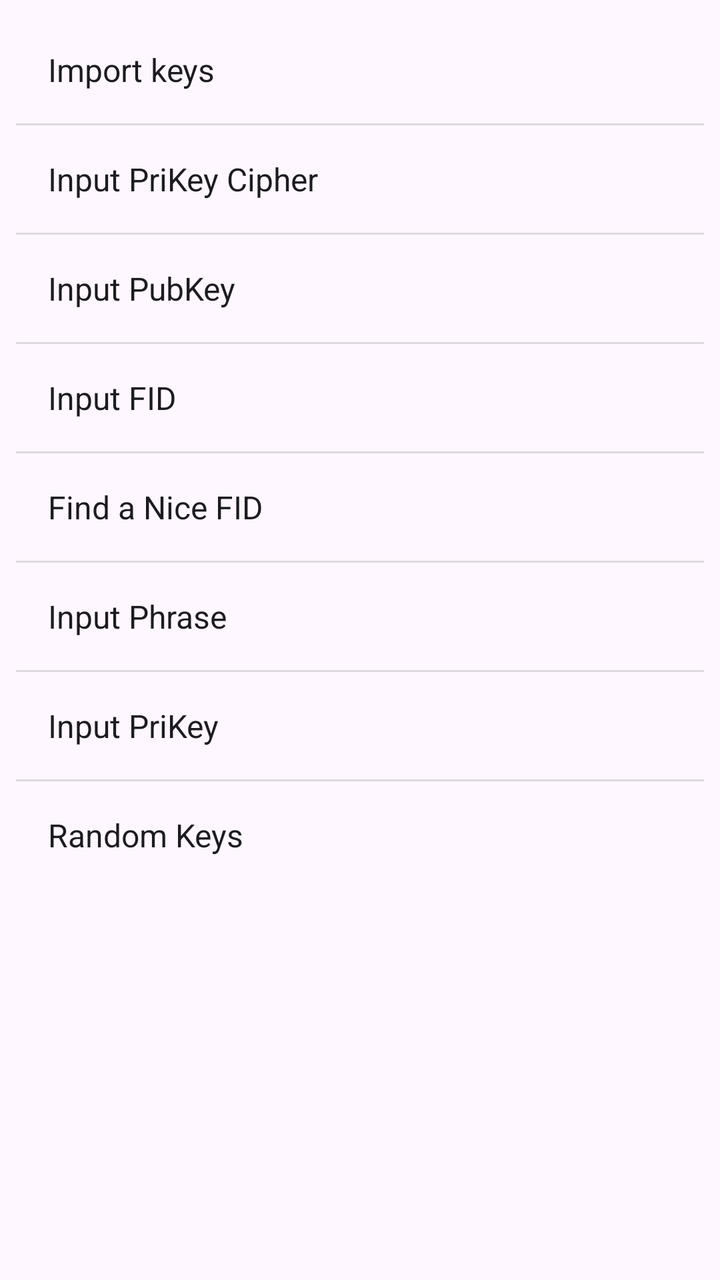
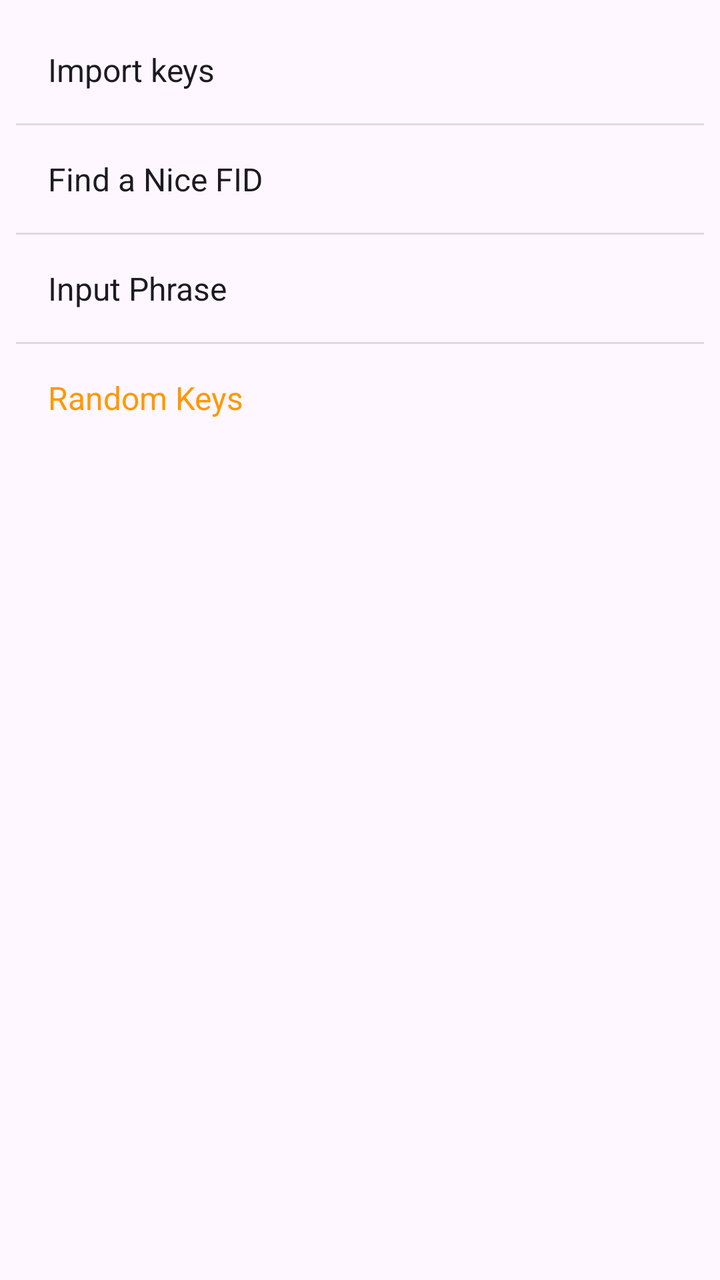

Before-and-after screenshots of an Android layout around one commit, followed by the original layout XML and the change that was made.
<!-- AndroidManifest.xml: application theme Theme.Freer -->
<!-- res/layout/popup_menu_create.xml -->
<?xml version="1.0" encoding="utf-8"?>
<LinearLayout xmlns:android="http://schemas.android.com/apk/res/android"
    android:layout_width="wrap_content"
    android:layout_height="wrap_content"
    android:orientation="vertical"
    android:background="?android:attr/colorBackground"
    android:padding="8dp">

    <TextView
        android:id="@+id/import_keys"
        android:layout_width="match_parent"
        android:layout_height="wrap_content"
        android:padding="16dp"
        android:text="@string/import_keys"
        android:textSize="16sp"
        android:textColor="?android:attr/textColorPrimary"
        android:background="?attr/selectableItemBackground"/>

    <View
        android:layout_width="match_parent"
        android:layout_height="1dp"
        android:background="?android:attr/listDivider"/>

    <TextView
        android:id="@+id/from_pri_key_cipher"
        android:layout_width="match_parent"
        android:layout_height="wrap_content"
        android:padding="16dp"
        android:text="@string/Input_prikey_cipher"
        android:textSize="16sp"
        android:textColor="?android:attr/textColorPrimary"
        android:background="?attr/selectableItemBackground"/>

    <View
        android:layout_width="match_parent"
        android:layout_height="1dp"
        android:background="?android:attr/listDivider"/>

    <TextView
        android:id="@+id/from_pub_key"
        android:layout_width="match_parent"
        android:layout_height="wrap_content"
        android:padding="16dp"
        android:text="@string/Input_pubkey"
        android:textSize="16sp"
        android:textColor="?android:attr/textColorPrimary"
        android:background="?attr/selectableItemBackground"/>

    <View
        android:layout_width="match_parent"
        android:layout_height="1dp"
        android:background="?android:attr/listDivider"/>

    <TextView
        android:id="@+id/input_fid"
        android:layout_width="match_parent"
        android:layout_height="wrap_content"
        android:padding="16dp"
        android:text="@string/input_fid"
        android:textSize="16sp"
        android:textColor="?android:attr/textColorPrimary"
        android:background="?attr/selectableItemBackground"/>

    <View
        android:layout_width="match_parent"
        android:layout_height="1dp"
        android:background="?android:attr/listDivider"/>

    <TextView
        android:id="@+id/find_nice_fid"
        android:layout_width="match_parent"
        android:layout_height="wrap_content"
        android:padding="16dp"
        android:text="@string/find_a_nice_fid"
        android:textSize="16sp"
        android:textColor="?android:attr/textColorPrimary"
        android:background="?attr/selectableItemBackground"/>

    <View
        android:layout_width="match_parent"
        android:layout_height="1dp"
        android:background="?android:attr/listDivider"/>

    <TextView
        android:id="@+id/input_phrase"
        android:layout_width="match_parent"
        android:layout_height="wrap_content"
        android:padding="16dp"
        android:text="@string/input_phrase"
        android:textSize="16sp"
        android:textColor="?android:attr/textColorPrimary"
        android:background="?attr/selectableItemBackground"/>

    <View
        android:layout_width="match_parent"
        android:layout_height="1dp"
        android:background="?android:attr/listDivider"/>
    <TextView
        android:id="@+id/from_pri_key"
        android:layout_width="match_parent"
        android:layout_height="wrap_content"
        android:padding="16dp"
        android:text="@string/Input_prikey"
        android:textSize="16sp"
        android:textColor="?android:attr/textColorPrimary"
        android:background="?attr/selectableItemBackground"/>

    <View
        android:layout_width="match_parent"
        android:layout_height="1dp"
        android:background="?android:attr/listDivider"/>

    <TextView
        android:id="@+id/create_new_keys"
        android:layout_width="match_parent"
        android:layout_height="wrap_content"
        android:padding="16dp"
        android:text="@string/random_keys"
        android:textSize="16sp"
        android:textColor="?android:attr/textColorPrimary"
        android:background="?attr/selectableItemBackground"/>

</LinearLayout>
<!-- resources referenced by this layout -->
<resources>
  <string name="Input_prikey">Input PriKey</string>
  <string name="Input_prikey_cipher">Input PriKey Cipher</string>
  <string name="Input_pubkey">Input PubKey</string>
  <string name="find_a_nice_fid">Find a Nice FID</string>
  <string name="import_keys">Import keys</string>
  <string name="input_fid">Input FID</string>
  <string name="input_phrase">Input Phrase</string>
  <string name="random_keys">Random Keys</string>
  <style name="Theme.Freer" parent="Base.Theme.Freer" />
  <style name="Base.Theme.Freer" parent="Theme.Material3.DayNight.NoActionBar">
          <item name="colorPrimary">#2196F3</item>
          <item name="colorAccent">#2196F3</item>
          <item name="android:windowBackground">#FFFFFF</item>
          
          <item name="android:windowLayoutInDisplayCutoutMode">shortEdges</item>
          <item name="android:enforceNavigationBarContrast">false</item>
          <item name="android:enforceStatusBarContrast">false</item>
          <item name="android:statusBarColor">@android:color/transparent</item>
          <item name="android:navigationBarColor">@android:color/transparent</item>
          <item name="android:windowLightStatusBar">true</item>
          <item name="android:windowLightNavigationBar">true</item>
      </style>
</resources>

<!-- the commit's change to res/layout/popup_menu_create.xml (unified diff, before → after) -->
@@ -12,51 +12,6 @@
         android:layout_height="wrap_content"
         android:padding="16dp"
         android:text="@string/import_keys"
-        android:textSize="16sp"
-        android:textColor="?android:attr/textColorPrimary"
-        android:background="?attr/selectableItemBackground"/>
-
-    <View
-        android:layout_width="match_parent"
-        android:layout_height="1dp"
-        android:background="?android:attr/listDivider"/>
-
-    <TextView
-        android:id="@+id/from_pri_key_cipher"
-        android:layout_width="match_parent"
-        android:layout_height="wrap_content"
-        android:padding="16dp"
-        android:text="@string/Input_prikey_cipher"
-        android:textSize="16sp"
-        android:textColor="?android:attr/textColorPrimary"
-        android:background="?attr/selectableItemBackground"/>
-
-    <View
-        android:layout_width="match_parent"
-        android:layout_height="1dp"
-        android:background="?android:attr/listDivider"/>
-
-    <TextView
-        android:id="@+id/from_pub_key"
-        android:layout_width="match_parent"
-        android:layout_height="wrap_content"
-        android:padding="16dp"
-        android:text="@string/Input_pubkey"
-        android:textSize="16sp"
-        android:textColor="?android:attr/textColorPrimary"
-        android:background="?attr/selectableItemBackground"/>
-
-    <View
-        android:layout_width="match_parent"
-        android:layout_height="1dp"
-        android:background="?android:attr/listDivider"/>
-
-    <TextView
-        android:id="@+id/input_fid"
-        android:layout_width="match_parent"
-        android:layout_height="wrap_content"
-        android:padding="16dp"
-        android:text="@string/input_fid"
         android:textSize="16sp"
         android:textColor="?android:attr/textColorPrimary"
         android:background="?attr/selectableItemBackground"/>
@@ -95,20 +50,6 @@
         android:layout_width="match_parent"
         android:layout_height="1dp"
         android:background="?android:attr/listDivider"/>
-    <TextView
-        android:id="@+id/from_pri_key"
-        android:layout_width="match_parent"
-        android:layout_height="wrap_content"
-        android:padding="16dp"
-        android:text="@string/Input_prikey"
-        android:textSize="16sp"
-        android:textColor="?android:attr/textColorPrimary"
-        android:background="?attr/selectableItemBackground"/>
-
-    <View
-        android:layout_width="match_parent"
-        android:layout_height="1dp"
-        android:background="?android:attr/listDivider"/>
 
     <TextView
         android:id="@+id/create_new_keys"
@@ -117,7 +58,7 @@
         android:padding="16dp"
         android:text="@string/random_keys"
         android:textSize="16sp"
-        android:textColor="?android:attr/textColorPrimary"
+        android:textColor="@color/warning_color"
         android:background="?attr/selectableItemBackground"/>
 
 </LinearLayout>
<!-- resource entries referenced after the edit -->
@@ -1,11 +1,8 @@
 <!-- resources referenced by this layout -->
 <resources>
-  <string name="Input_prikey">Input PriKey</string>
-  <string name="Input_prikey_cipher">Input PriKey Cipher</string>
-  <string name="Input_pubkey">Input PubKey</string>
+  <color name="warning_color">#FF9800</color>
   <string name="find_a_nice_fid">Find a Nice FID</string>
   <string name="import_keys">Import keys</string>
-  <string name="input_fid">Input FID</string>
   <string name="input_phrase">Input Phrase</string>
   <string name="random_keys">Random Keys</string>
   <style name="Theme.Freer" parent="Base.Theme.Freer" />
